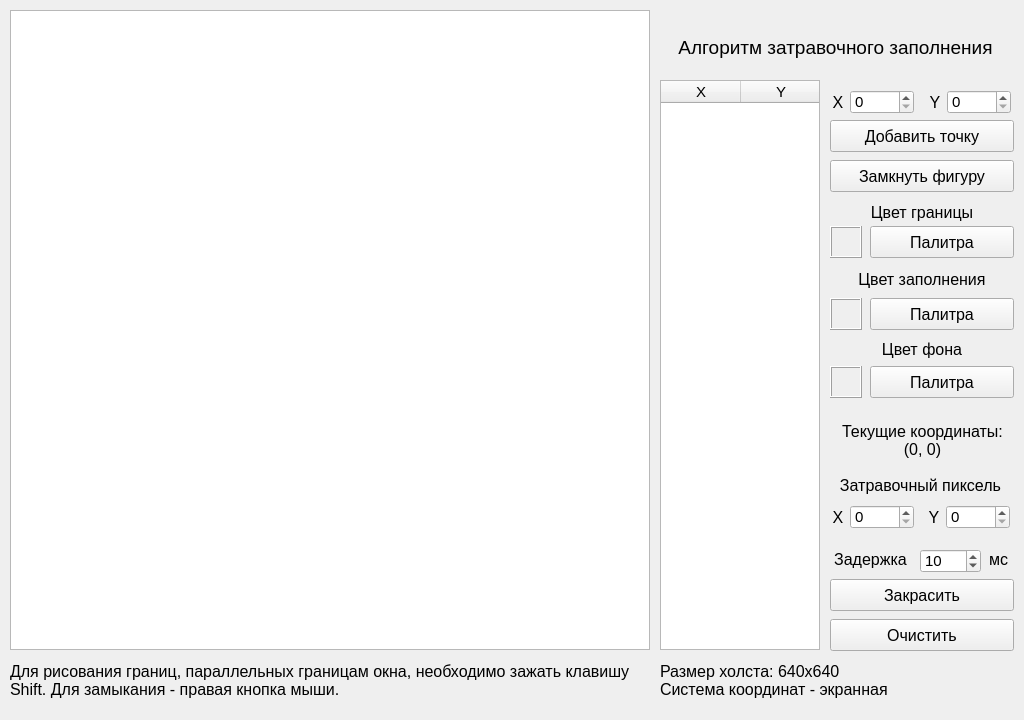
This is antsor/lab_06/mainwindow.ui in SGCube/IU7-Computer-Graphics as Qt 5 draws it before an edit. The edited form follows.
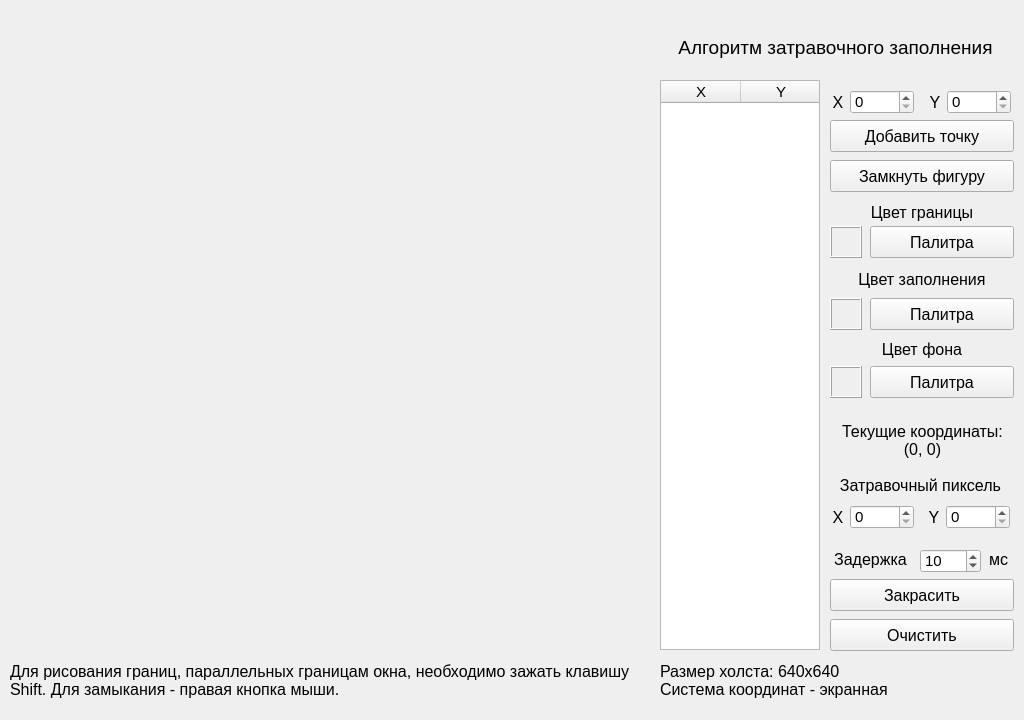
This is the edited form. Custom widgets are drawn as their Qt base class.

```diff
--- a/antsor/lab_06/mainwindow.ui
+++ b/antsor/lab_06/mainwindow.ui
@@ -20,25 +20,6 @@
    <string>Лабораторная работа №6</string>
   </property>
   <widget class="QWidget" name="centralWidget">
-   <widget class="QGraphicsView" name="gView">
-    <property name="geometry">
-     <rect>
-      <x>10</x>
-      <y>10</y>
-      <width>640</width>
-      <height>640</height>
-     </rect>
-    </property>
-    <property name="verticalScrollBarPolicy">
-     <enum>Qt::ScrollBarAlwaysOff</enum>
-    </property>
-    <property name="horizontalScrollBarPolicy">
-     <enum>Qt::ScrollBarAlwaysOff</enum>
-    </property>
-    <property name="transformationAnchor">
-     <enum>QGraphicsView::NoAnchor</enum>
-    </property>
-   </widget>
    <widget class="QLabel" name="label">
     <property name="geometry">
      <rect>
@@ -664,9 +645,30 @@
      <set>Qt::AlignLeading|Qt::AlignLeft|Qt::AlignVCenter</set>
     </property>
    </widget>
+   <widget class="Canvas" name="canvas" native="true">
+    <property name="geometry">
+     <rect>
+      <x>10</x>
+      <y>10</y>
+      <width>640</width>
+      <height>640</height>
+     </rect>
+    </property>
+    <property name="styleSheet">
+     <string notr="true"/>
+    </property>
+   </widget>
   </widget>
  </widget>
  <layoutdefault spacing="6" margin="11"/>
+ <customwidgets>
+  <customwidget>
+   <class>Canvas</class>
+   <extends>QWidget</extends>
+   <header location="global">canvas.h</header>
+   <container>1</container>
+  </customwidget>
+ </customwidgets>
  <resources/>
  <connections/>
 </ui>
```
